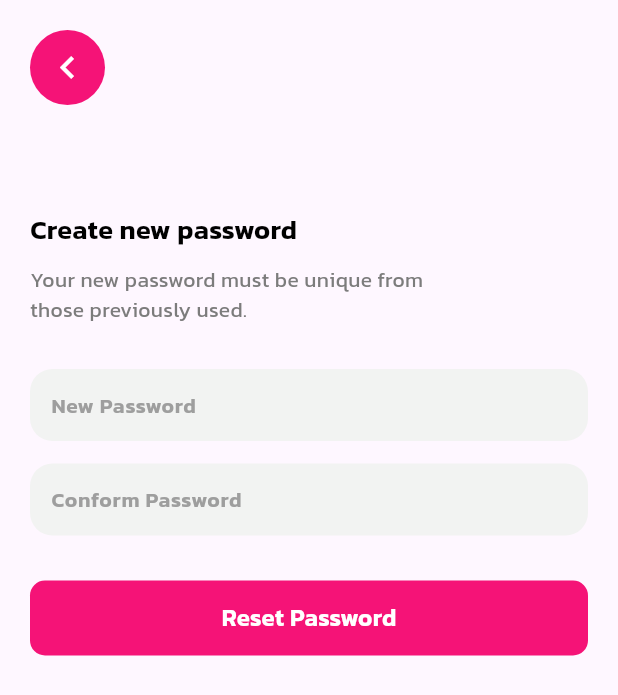
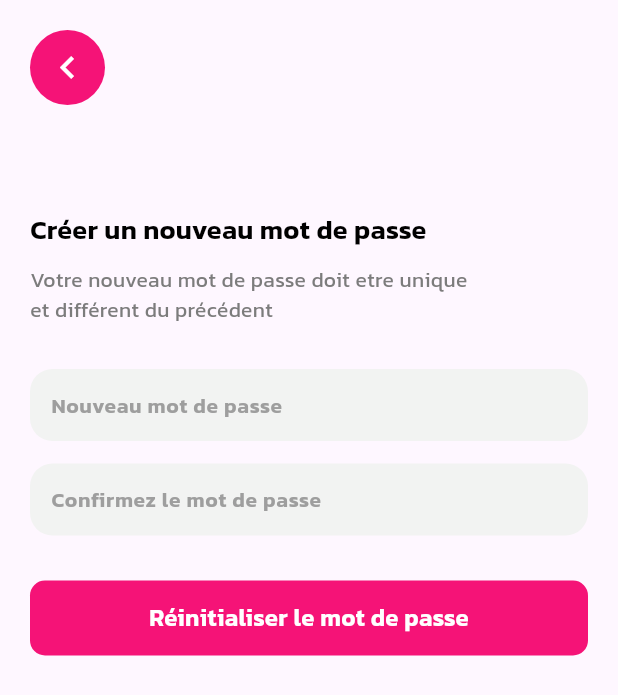
Before and after one commit to nayon-coders/grocary_user_app-Rida_Benharrou, a Flutter app: the NewPassword screen opened directly with empty values, on a phone screen of 412 x 824 dp. Shown: the top 695 px of the screen. Run offline on Flutter 3.47's test engine with Material 3 defaults, Android fonts, the phone set to English and light mode, and no system bars; our stand-ins replace cached_network_image, carousel_slider, cloud_firestore, dropdown_search, firebase_auth, firebase_core and 8 more; missing offline and left inert: dart:ffi, omni_datetime_picker, super_tooltip; accounts and stored records are empty; network calls fail.

Commit message:
forgot pass done

```diff
--- a/lib/view/auth/controller/forgot_controller.dart
+++ b/lib/view/auth/controller/forgot_controller.dart
@@ -23,7 +23,7 @@ class ForgotController extends GetxController{
       );
       if(res.statusCode ==200){
         print("otp send success");
-        Get.snackbar("Success", "Send OTP in your verify Email",
+        Get.snackbar("Bravo ", "Nous vous avons envoyé votre code d'authentification par email.",
             backgroundColor: Colors.green,
             colorText: Colors.white
         );
@@ -33,7 +33,7 @@ class ForgotController extends GetxController{
 
       }else{
         print("OTP send Failed ${jsonDecode(res.body)["message"]}");
-        Get.snackbar("Failed", "OTP send Failed ${jsonDecode(res.body)["message"]}", backgroundColor: Colors.red,colorText: Colors.white);
+        Get.snackbar("Erreur ", "Adresse email erronée. Merci d'indiquer une adresse email valide.", backgroundColor: Colors.red,colorText: Colors.white);
       }
     }catch(e){
       print(e);
@@ -53,7 +53,7 @@ class ForgotController extends GetxController{
           });
       if(res.statusCode == 200){
         print("OTP verify Successful");
-        Get.snackbar("Success", "OPT Verify Successful",
+        Get.snackbar("Bravo ", "Opération réussie",
           backgroundColor: Colors.green,
           colorText: Colors.white,
         );
@@ -67,7 +67,7 @@ class ForgotController extends GetxController{
 
       }else{
         print("OTP verify failed");
-        Get.snackbar("Failed", "OTP verify failed",backgroundColor: Colors.red,colorText: Colors.white);
+        Get.snackbar("Erreur ", "La vérification OTP a échoué",backgroundColor: Colors.red,colorText: Colors.white);
       }
     }catch(e){print(e);
     }finally{
@@ -91,11 +91,11 @@ class ForgotController extends GetxController{
           });
       if(res.statusCode == 200){
         print("set password success");
-        Get.snackbar("Successful", "Set new Password success",backgroundColor: Colors.green,colorText: Colors.white);
+        Get.snackbar("Bravo ", "Votre mot de passe a bien été modifié.",backgroundColor: Colors.green,colorText: Colors.white);
          Get.offAllNamed(AppRoutes.LOGIN);
       }else{
         print("Set password Failed");
-        Get.snackbar("Failed", "Set new password failed",colorText: Colors.white,backgroundColor: Colors.red);
+        Get.snackbar("Erreur ", "échec de définition du nouveau mot de passe",colorText: Colors.white,backgroundColor: Colors.red);
       }
     }catch(e){print(e);
     }finally{
--- a/lib/view/auth/new_password.dart
+++ b/lib/view/auth/new_password.dart
@@ -46,25 +46,25 @@ class NewPassword extends StatelessWidget {
                   ),
                 ),
                 const SizedBox(height: 70,),
-                const Text("Create new password",style: TextStyle(fontWeight: FontWeight.w600,fontSize: 18,color: Colors.black),),
+                const Text("Créer un nouveau mot de passe",style: TextStyle(fontWeight: FontWeight.w600,fontSize: 18,color: Colors.black),),
 
                 const SizedBox(height: 10,),
                 const SizedBox(
                   width: 300,
-                  child: Text("Your new password must be unique from those previously used.",style: TextStyle(
+                  child: Text("Votre nouveau mot de passe doit etre unique et différent du précédent",style: TextStyle(
                     fontWeight: FontWeight.w400,fontSize: 14,color: AppColors.textGrey,
                   ),
                   ),
                 ),
                 const SizedBox(height: 30,),
                 AppInput(
-                  hintText: "New Password",
+                  hintText: "Nouveau mot de passe",
                   controller: newPassword,
 
                 ),
                 const SizedBox(height: 15,),
                 AppInput(
-                  hintText: "Conform Password",
+                  hintText: "Confirmez le mot de passe",
                   controller: confPassword,
 
                 ),
@@ -72,7 +72,7 @@ class NewPassword extends StatelessWidget {
                 Obx(() {
                   return AppButton(
                     isLoading: controller.isLoading.value,
-                      name: "Reset Password",
+                      name: "Réinitialiser le mot de passe",
                       onClick: ()async{
                         if(newPassword.text == confPassword.text){
                           controller.createNewPassword(
@@ -81,7 +81,7 @@ class NewPassword extends StatelessWidget {
                             newPassword.text,
                           );
                         }else{
-                          Get.snackbar("Failed", "Passwords do not match",backgroundColor: Colors.red);
+                          Get.snackbar("Erreur ", "Les mots de passe ne correspondent pas",backgroundColor: Colors.red);
                         }
 
 
--- a/lib/view/auth/otp_screen.dart
+++ b/lib/view/auth/otp_screen.dart
@@ -49,12 +49,12 @@ class OtpScreen extends StatelessWidget {
                 ),
                 const SizedBox(height: 70,),
 
-                const Text("OTP Verification",style: TextStyle(fontWeight: FontWeight.w600,fontSize: 18,color: Colors.black),),
+                const Text("Verification ",style: TextStyle(fontWeight: FontWeight.w600,fontSize: 18,color: Colors.black),),
 
                 const SizedBox(height: 10,),
                 const SizedBox(
                   width: 300,
-                  child: Text("Enter the verification code we just sent on your email address.",style: TextStyle(
+                  child: Text("Indiquer ci-après le code de vérification reçu.",style: TextStyle(
                     fontWeight: FontWeight.w400,fontSize: 14,color: AppColors.textGrey,
                   ),
                   ),
```
Also changed, not shown: 1 other file.
